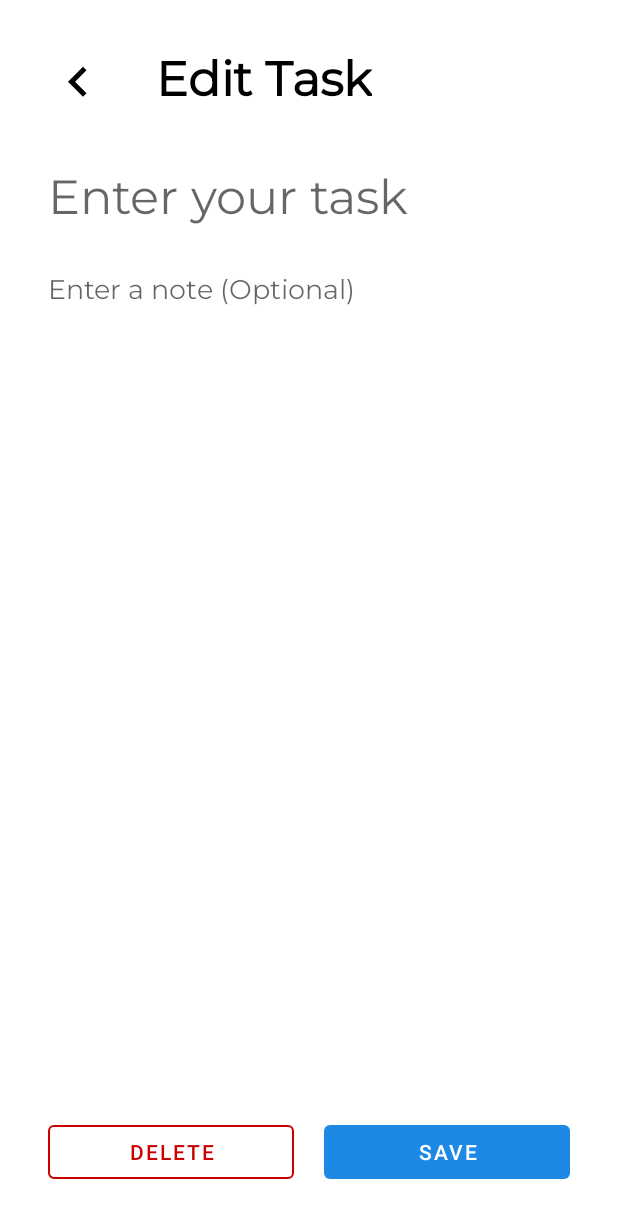
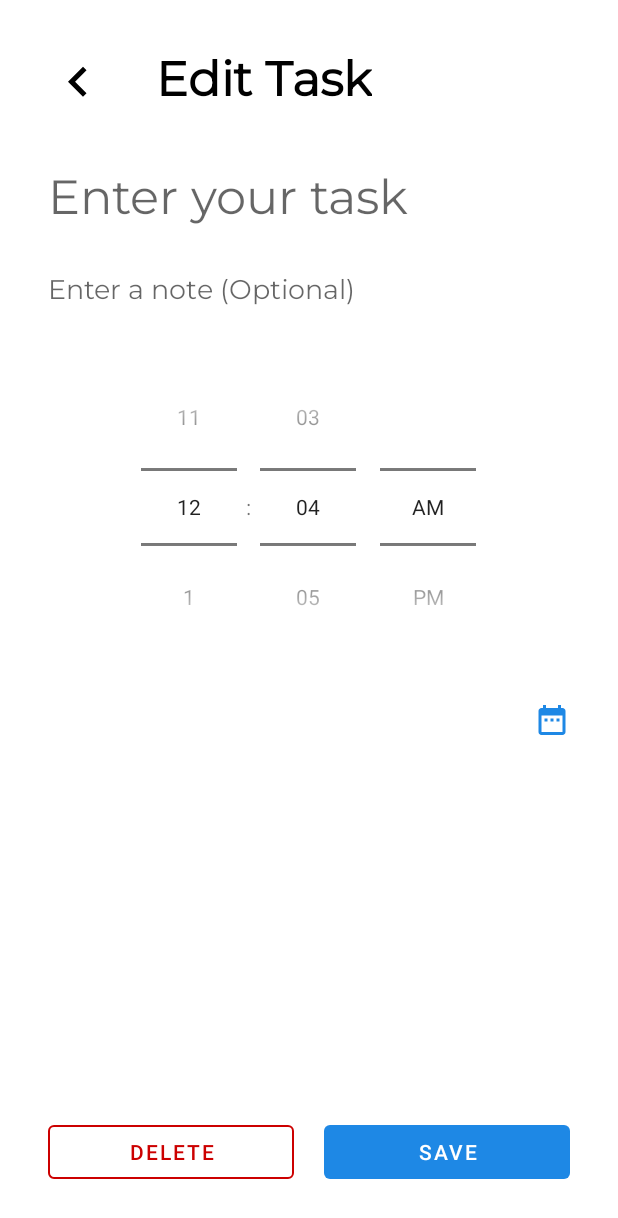
Before and after one commit to samuelle107/todo-list, an Android app: the TodoEditTaskActivity screen opened directly, with no data from a screen before it, after a tap on "SAVE", on a phone screen of 412 x 824 dp. Shown: the top 1218 px of the screen. Run offline under Robolectric (Android 15) with nearby library versions, the phone set to English and light mode, and no system bars; our stand-ins replace Room's generated code; Roboto replaces fonts that are not available here; 2 statements that could not run were skipped.

Commit message:
Added calendar and time picker to edit task view and changed functions to lambda functions

```diff
--- a/app/src/main/java/com/samuelle/todolist/presenter/TodoEditTaskPresenter.java
+++ b/app/src/main/java/com/samuelle/todolist/presenter/TodoEditTaskPresenter.java
@@ -1,10 +1,12 @@
 package com.samuelle.todolist.presenter;
+
 
 import com.samuelle.todolist.model.Todo;
 import com.samuelle.todolist.model.TodoDao;
 import com.samuelle.todolist.view.TodoEditTaskActivity;
 
-import java.util.Date;
+import java.text.SimpleDateFormat;
+import java.util.Calendar;
 
 public class TodoEditTaskPresenter {
     private TodoEditTaskActivity view;
@@ -15,7 +17,16 @@ public class TodoEditTaskPresenter {
         this.view = view;
         this.dao = view.getDao();
         this.todo = getTodoById(id);
-        view.updateView(todo.getTitle(), todo.getNote());
+
+        final Calendar calendar = Calendar.getInstance();
+        calendar.setTimeInMillis(todo.getDate());
+
+        view.updateView(
+                todo.getTitle(),
+                todo.getNote(),
+                getFormattedDate(),
+                calendar.get(Calendar.HOUR),
+                calendar.get(Calendar.MINUTE));
     }
 
     public void onTodoDeleteClicked() {
@@ -31,11 +42,16 @@ public class TodoEditTaskPresenter {
         view.startTodoMainActivity();
     }
 
-    public void onUpdatePress(String title, String note) {
+    public void onUpdatePress(String title, String note, long date) {
         if (!title.isEmpty()) {
-            long date = (new Date()).getTime();
             dao.updateAll(new Todo(todo.getId(), title, note, date));
             view.startTodoMainActivity();
         }
     }
+
+    private String getFormattedDate() {
+        SimpleDateFormat simpleDateFormat = new SimpleDateFormat("EEE, dd MMM");
+
+        return simpleDateFormat.format(todo.getDate());
+    }
 }
--- a/app/src/main/java/com/samuelle/todolist/view/TodoEditTaskActivity.java
+++ b/app/src/main/java/com/samuelle/todolist/view/TodoEditTaskActivity.java
@@ -5,12 +5,16 @@ import android.os.Bundle;
 import android.widget.Button;
 import android.widget.EditText;
 import android.widget.ImageButton;
+import android.widget.TextView;
+import android.widget.TimePicker;
 
 import androidx.appcompat.app.AppCompatActivity;
 import com.samuelle.todolist.R;
 import com.samuelle.todolist.base.BaseApplication;
 import com.samuelle.todolist.model.TodoDao;
 import com.samuelle.todolist.presenter.TodoEditTaskPresenter;
+
+import java.util.Calendar;
 
 public class TodoEditTaskActivity extends AppCompatActivity implements TodoEditTaskView {
     private TodoEditTaskPresenter presenter;
@@ -20,6 +24,8 @@ public class TodoEditTaskActivity extends AppCompatActivity implements TodoEditT
     private Button saveButton;
     private Button deleteButton;
     private ImageButton backButton;
+    private TextView datePickerText;
+    private TimePicker timepicker;
 
     @Override
     protected void onCreate(Bundle savedInstanceState) {
@@ -30,15 +36,28 @@ public class TodoEditTaskActivity extends AppCompatActivity implements TodoEditT
         this.backButton = findViewById(R.id.backButtonEdit);
         this.dao = ((BaseApplication) getApplication()).getDatabase().todoDao();
         this.title = findViewById(R.id.todoEditTitleEditScreen);
-        this.note = findViewById(R.id.todoEditNoteEditSreen);
+        this.note = findViewById(R.id.todoEditNoteScreen);
+        this.datePickerText = findViewById(R.id.datePickerText);
+        this.timepicker = findViewById(R.id.timePickerEditScreen);
+        final Calendar calendar = Calendar.getInstance();
+
         this.presenter = new TodoEditTaskPresenter(this, getIntent().getIntExtra("id", 0));
+
+        timepicker.setOnTimeChangedListener((view, hour, minute) -> {
+            calendar.set(Calendar.HOUR, hour);
+            calendar.set(Calendar.MINUTE, minute);
+        });
 
         deleteButton.setOnClickListener(v -> {
             presenter.onTodoDeleteClicked();
         });
 
         saveButton.setOnClickListener(v -> {
-            presenter.onUpdatePress(title.getText().toString(), note.getText().toString());
+            presenter.onUpdatePress(
+                    title.getText().toString(),
+                    note.getText().toString(),
+                    calendar.getTimeInMillis()
+            );
         });
 
         backButton.setOnClickListener(v -> {
@@ -55,9 +74,12 @@ public class TodoEditTaskActivity extends AppCompatActivity implements TodoEditT
     }
 
     @Override
-    public void updateView(String title, String note) {
+    public void updateView(String title, String note, String dateFormatted, long hour, long minute) {
         this.title.setText(title);
         this.note.setText(note);
+        this.datePickerText.setText(dateFormatted);
+        this.timepicker.setHour((int) hour);
+        this.timepicker.setMinute((int) minute);
     }
 
     @Override
--- a/app/src/main/java/com/samuelle/todolist/view/TodoEditTaskView.java
+++ b/app/src/main/java/com/samuelle/todolist/view/TodoEditTaskView.java
@@ -4,6 +4,6 @@ import com.samuelle.todolist.model.TodoDao;
 
 public interface TodoEditTaskView {
     TodoDao getDao();
-    void updateView(String title, String note);
+    void updateView(String title, String note, String dateFormatted, long hour, long minute);
     void startTodoMainActivity();
 }
--- a/app/src/main/res/layout/todo_add_task_activity.xml
+++ b/app/src/main/res/layout/todo_add_task_activity.xml
@@ -18,7 +18,7 @@
         app:layout_constraintTop_toTopOf="parent">
 
         <ImageButton
-            android:onClick="onBackPress"
+            android:id="@+id/backButtonAdd"
             android:layout_width="wrap_content"
             android:layout_height="wrap_content"
             android:background="?android:attr/selectableItemBackground"
--- a/app/src/main/res/layout/todo_edit_task.xml
+++ b/app/src/main/res/layout/todo_edit_task.xml
@@ -52,7 +52,7 @@
         app:layout_constraintTop_toBottomOf="@+id/linearLayout3" />
 
     <EditText
-        android:id="@+id/todoEditNoteEditSreen"
+        android:id="@+id/todoEditNoteScreen"
         android:layout_width="match_parent"
         android:layout_height="wrap_content"
         android:layout_marginStart="32dp"
@@ -65,6 +65,43 @@
         android:maxLines="5"
         app:layout_constraintStart_toStartOf="parent"
         app:layout_constraintTop_toBottomOf="@+id/todoEditTitleEditScreen" />
+
+    <TimePicker
+        android:id="@+id/timePickerEditScreen"
+        android:layout_width="match_parent"
+        android:layout_height="wrap_content"
+        android:layout_marginTop="24dp"
+        android:timePickerMode="spinner"
+        app:layout_constraintEnd_toEndOf="parent"
+        app:layout_constraintStart_toStartOf="parent"
+        app:layout_constraintTop_toBottomOf="@+id/todoEditNoteScreen" />
+
+    <LinearLayout
+        android:layout_width="match_parent"
+        android:layout_height="wrap_content"
+        android:layout_marginTop="24dp"
+        android:layout_marginStart="32dp"
+        android:layout_marginEnd="32dp"
+        android:gravity="center_vertical"
+        app:layout_constraintEnd_toEndOf="parent"
+        app:layout_constraintHorizontal_bias="0.0"
+        app:layout_constraintStart_toStartOf="parent"
+        app:layout_constraintTop_toBottomOf="@+id/timePickerEditScreen">
+
+        <TextView
+            android:id="@+id/datePickerText"
+            android:layout_width="0dp"
+            android:layout_height="wrap_content"
+            android:layout_weight="1"
+            android:fontFamily="@font/montserrat"/>
+
+        <ImageButton
+            android:id="@+id/datePickerButton"
+            android:layout_width="wrap_content"
+            android:layout_height="wrap_content"
+            android:background="?android:attr/selectableItemBackground"
+            android:src="@drawable/date_range_24dp" />
+    </LinearLayout>
 
     <LinearLayout
         android:id="@+id/linearLayout"
--- a/app/src/main/res/layout/todo_main_activity.xml
+++ b/app/src/main/res/layout/todo_main_activity.xml
@@ -13,7 +13,6 @@
         android:layout_height="wrap_content"
         android:layout_gravity="bottom|end"
         android:layout_margin="16dp"
-        android:onClick="onTaskAddStart"
         app:layout_constraintBottom_toBottomOf="parent"
         app:layout_constraintEnd_toEndOf="parent"
         app:srcCompat="@drawable/ic_add_black_24dp" />
```
Also changed, not shown: app/src/main/java/com/samuelle/todolist/view/TodoAddTaskActivity.java (+5 -3 lines), app/src/main/java/com/samuelle/todolist/view/TodoMainActivity.java (+8 -3 lines).
